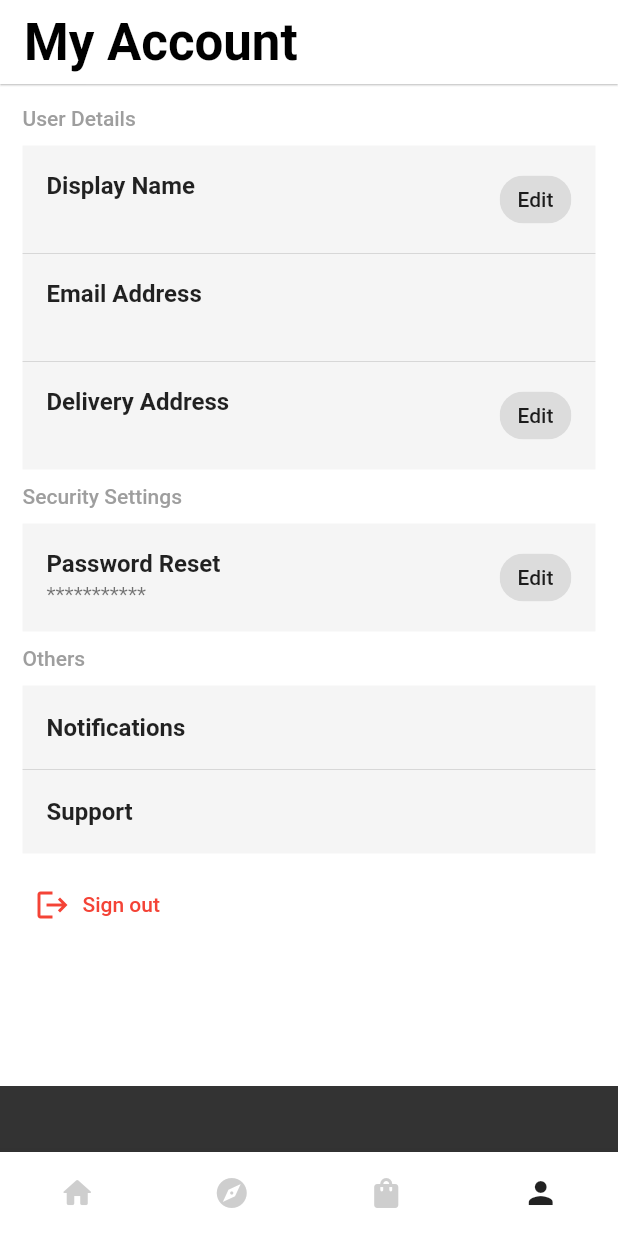
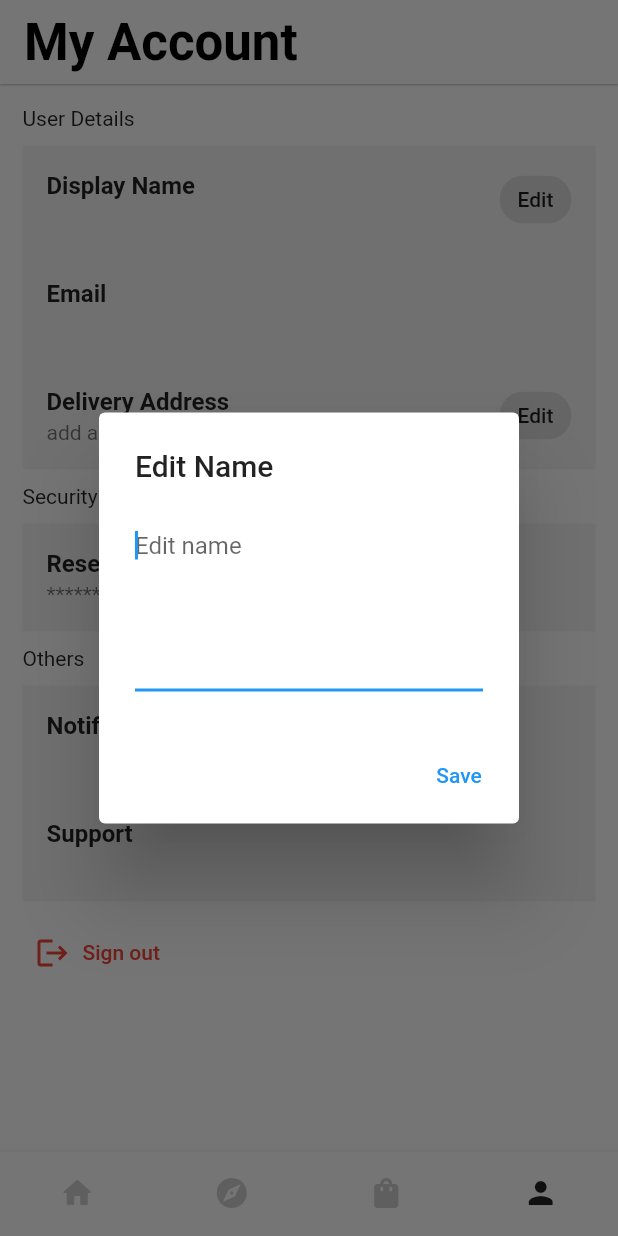
Before and after one commit to IwoRichard/Ecommerce-Store-Firebase-Flutterwave, a Flutter app: the screen it shows once a user with an empty profile is signed in, item 4 of the bottom bar chosen, after a tap on "Edit", on a phone screen of 412 x 824 dp. Run offline on Flutter 3.47's test engine with Material 2 defaults, Android fonts, the phone set to English and light mode, and no system bars; our stand-ins replace cloud_firestore, firebase_auth, firebase_core, flutter_signin_button, google_sign_in, page_transition; accounts and stored records are empty.

Commit message:
user account done

```diff
--- a/lib/screens/Auth_Screen/login_screen.dart
+++ b/lib/screens/Auth_Screen/login_screen.dart
@@ -7,7 +7,6 @@ import 'package:flutter_signin_button/button_view.dart';
 import 'package:page_transition/page_transition.dart';
 import 'package:shop/screens/Auth_Screen/sign_up_screen.dart';
 import 'package:shop/screens/Auth_Screen/forgot_password_screen.dart';
-import 'package:shop/screens/Main_Screen/home_screen.dart';
 import 'package:shop/widgets/bottom_nav.dart';
 import '../../services/firebase_auth.dart';
 
--- a/lib/screens/Main_Screen/user_profile_screen.dart
+++ b/lib/screens/Main_Screen/user_profile_screen.dart
@@ -2,8 +2,10 @@
 import 'package:cloud_firestore/cloud_firestore.dart';
 import 'package:firebase_auth/firebase_auth.dart';
 import 'package:flutter/material.dart';
+import 'package:shop/widgets/list_Tile.dart';
 import '../../services/firebase_auth.dart';
 import '../Auth_Screen/login_screen.dart';
+
 
 class UserProfileScreen extends StatefulWidget {
   const UserProfileScreen({super.key});
@@ -14,11 +16,12 @@ class UserProfileScreen extends StatefulWidget {
 
 class _UserProfileScreenState extends State<UserProfileScreen> {
   final User? user = FirebaseAuth.instance.currentUser;
+  TextEditingController addressController = TextEditingController(text: '');
+  TextEditingController nameController = TextEditingController(text: '');
 
   String name = '';
   String address = '';
   String email = '';
-
 
   @override
   Widget build(BuildContext context) {
@@ -47,62 +50,39 @@ class _UserProfileScreenState extends State<UserProfileScreen> {
               child: Column(
                 crossAxisAlignment: CrossAxisAlignment.start,
                 children: [
-                  Text('User Details',style: TextStyle(fontWeight: FontWeight.w500,color: Colors.grey,)),
+                  tileTile('User Details'),
                   SizedBox(height: 10,),
-                  Container(
-                    color: Colors.grey.withOpacity(.1),
-                    child: Column(
-                      children: [
-                        ListTile(
-                          title: Text('Display Name',style: TextStyle(fontWeight: FontWeight.w600),),
-                          subtitle: Text(name),
-                          trailing: Chip(label: Text('Edit')),
-                        ),
-                        Divider(height: 0,),
-                        ListTile(
-                          title: Text('Email Address',style: TextStyle(fontWeight: FontWeight.w600),),
-                          subtitle: Text(email),
-                        ),
-                        Divider(height: 0,),
-                        ListTile(
-                          title: Text('Delivery Address',style: TextStyle(fontWeight: FontWeight.w600),),
-                          subtitle: Text(address),
-                          trailing: GestureDetector(
-                            onTap: (){
-                              ScaffoldMessenger.of(context).showSnackBar(SnackBar(content: Text(address)));
-                            },
-                            child: Chip(label: Text('Edit'))),
-                        ),
-                      ],
-                    ),
+                  UserTile(
+                    title: 'Display Name',
+                    subtitle: name,
+                    nameController: nameController,
+                    trailing: 'Edit',
+                  ),
+                  UserTile(
+                    title: 'Email',
+                    subtitle: email,
+                  ),
+                  UserTile(
+                    title: 'Delivery Address',
+                    subtitle: address == '' ? 'add adress': address,
+                    addressController: addressController,
+                    trailing: 'Edit',
                   ),
                   SizedBox(height: 10,),
-                  Text('Security Settings',style: TextStyle(fontWeight: FontWeight.w500,color: Colors.grey,)),
+                  tileTile('Security Settings'),
                   SizedBox(height: 10,),
-                  Container(
-                    color: Colors.grey.withOpacity(.1),
-                    child: ListTile(
-                      title: Text('Password Reset',style: TextStyle(fontWeight: FontWeight.w600),),
-                      subtitle: Text('***********'),
-                      trailing: Chip(label: Text('Edit')),
-                    ),
+                  UserTile(
+                    title: 'Reset Password',
+                    subtitle: '************',
                   ),
                   SizedBox(height: 10,),
-                  Text('Others',style: TextStyle(fontWeight: FontWeight.w500,color: Colors.grey,)),
+                  tileTile('Others'),
                   SizedBox(height: 10,),
-                  Container(
-                    color: Colors.grey.withOpacity(.1),
-                    child: Column(
-                      children: [
-                        ListTile(
-                          title: Text('Notifications',style: TextStyle(fontWeight: FontWeight.w600),),
-                        ),
-                        Divider(height: 0,),
-                        ListTile(
-                          title: Text('Support',style: TextStyle(fontWeight: FontWeight.w600),),
-                        ),
-                      ],
-                    ),
+                  UserTile(
+                    title: 'Notification',
+                  ),
+                  UserTile(
+                    title: 'Support',
                   ),
                   SizedBox(height: 10,),
                   TextButton.icon(
@@ -130,4 +110,7 @@ class _UserProfileScreenState extends State<UserProfileScreen> {
       ),
     );
   }
+  Widget tileTile(String title){
+    return Text(title);
+  }
 }
--- a/lib/services/firestore_database.dart
+++ b/lib/services/firestore_database.dart
@@ -22,7 +22,7 @@ class FirestoreService{
     }
   }
 
-  Future updateUserInfo(String docId,String name, String address)async{
+  Future updateUserInfo(String name, String address)async{
     try {
       final User? user = FirebaseAuth.instance.currentUser;
       final _uid = user!.uid;
@@ -34,4 +34,30 @@ class FirestoreService{
       print(e);
     }
   }
+
+    Future updateUserAddress(String address)async{
+    try {
+      final User? user = FirebaseAuth.instance.currentUser;
+      final _uid = user!.uid;
+      await firestore.collection('userInfo').doc(_uid).update({
+        "address": address,
+      });
+    } catch (e) {
+      print(e);
+    }
+  }
+
+    Future updateUserName(String name)async{
+    try {
+      final User? user = FirebaseAuth.instance.currentUser;
+      final _uid = user!.uid;
+      await firestore.collection('userInfo').doc(_uid).update({
+        "name":name,
+      });
+    } catch (e) {
+      print(e);
+    }
+  }
+
+
 }
--- /dev/null
+++ b/lib/widgets/list_Tile.dart
@@ -0,0 +1,97 @@
+
+// ignore_for_file: prefer_const_constructors, use_build_context_synchronously, must_be_immutable
+
+import 'package:flutter/material.dart';
+import '../services/firestore_database.dart';
+
+class UserTile extends StatefulWidget {
+  String title;
+  String? subtitle;
+  TextEditingController? nameController;
+  TextEditingController? addressController;
+  //String? address;
+  //String? name;
+  String? trailing;
+  UserTile({
+    Key? key,
+    required this.title,
+    this.subtitle,
+    this.nameController,
+    this.addressController,
+    //this.address,
+    //this.name,
+    this.trailing,
+  }) : super(key: key);
+
+  @override
+  State<UserTile> createState() => _UserTileState();
+}
+
+class _UserTileState extends State<UserTile> {
+  @override
+  Widget build(BuildContext context) {
+    return ListTile(
+      tileColor: Colors.grey.withOpacity(.1),
+      subtitle: Text(widget.subtitle ?? ''),
+      title: Text(widget.title,style: TextStyle(fontWeight: FontWeight.w600),),
+      trailing: widget.trailing != null ? GestureDetector(
+        onTap: widget.title == 'Display Name' ?
+         ()async{
+          await showDialog(
+            context: context,
+            builder:(context) {
+              return AlertDialog(
+                title: Text('Edit Name'),
+                content: TextField(
+                  maxLines: 5,
+                  autofocus: true,
+                  controller: widget.nameController,
+                  decoration: InputDecoration(
+                    hintText: 'Edit name'
+                  ),
+                ),
+                actions: [
+                  TextButton(
+                    onPressed: ()async{
+                      await FirestoreService().updateUserName(widget.nameController!.text);
+                      Navigator.pop(context);
+                    },
+                    child: Text('Save')
+                  )
+                ],
+              );
+            },
+          );
+         } : widget.title == 'Delivery Address' ?
+         ()async{
+          await showDialog(
+            context: context,
+            builder:(context) {
+              return AlertDialog(
+                title: Text('Edit Address'),
+                content: TextField(
+                  maxLines: 5,
+                  autofocus: true,
+                  controller: widget.addressController,
+                  decoration: InputDecoration(
+                    hintText: 'Edit address'
+                  ),
+                ),
+                actions: [
+                  TextButton(
+                    onPressed: ()async{
+                      await FirestoreService().updateUserAddress(widget.addressController!.text);
+                      Navigator.pop(context);
+                    },
+                    child: Text('Save')
+                  )
+                ],
+              );
+            },
+          );
+         } : null,
+        child: Chip(label: Text(widget.trailing?? '')),
+        ) : null,
+    );
+  }
+}
```
